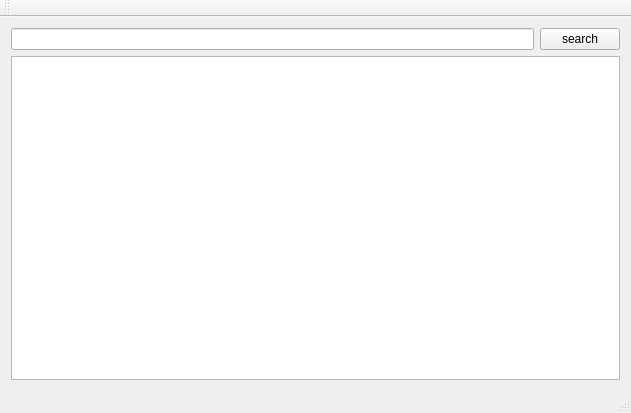
The window that mainwindow.ui (darongE/WikiHTMLParser) describes before a commit, drawn with Qt 5.
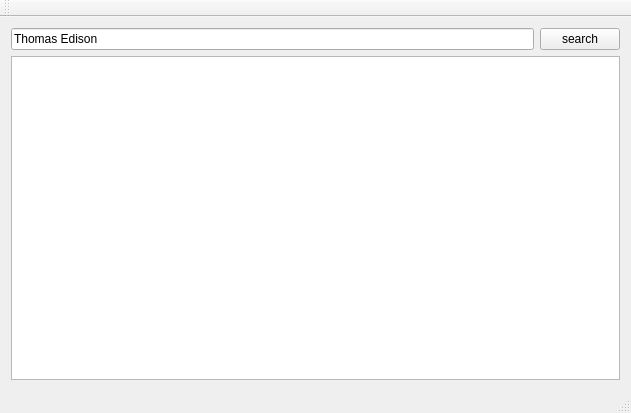
The same window after the commit.

```diff
--- a/mainwindow.ui
+++ b/mainwindow.ui
@@ -20,7 +20,11 @@
       <item>
        <layout class="QHBoxLayout" name="horizontalLayout_3">
         <item>
-         <widget class="QLineEdit" name="LE_Keyword"/>
+         <widget class="QLineEdit" name="LE_Keyword">
+          <property name="text">
+           <string>Thomas Edison</string>
+          </property>
+         </widget>
         </item>
         <item>
          <widget class="QPushButton" name="btnSearch">
```
